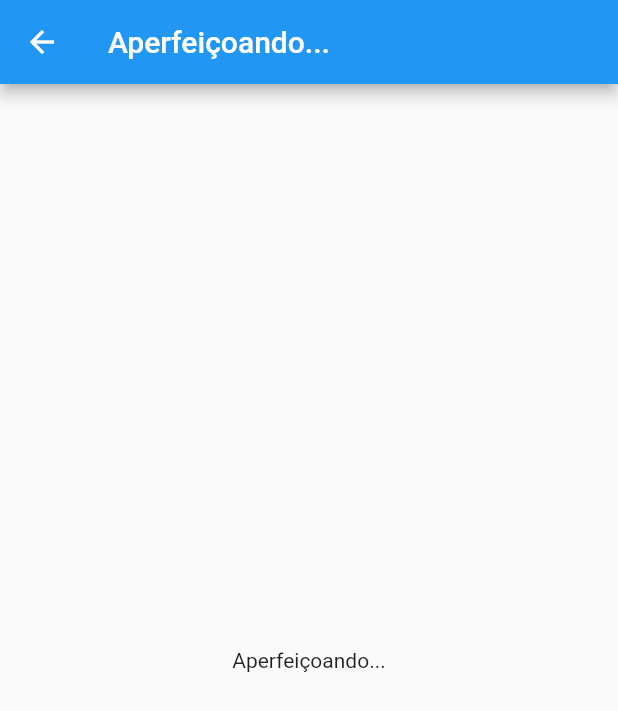
After one commit to SabrinaVailante/sabrina_portifolio_app, a Flutter app: the screen it shows after launch, after a tap on "Aperfeiçoando...", on a phone screen of 412 x 824 dp. The commit adds this screen. Shown: the top 711 px of the screen. Run offline on Flutter 3.47's test engine with Material 2 defaults, Android fonts, the phone set to English and light mode, and no system bars.

Commit message:
Aperfeiçoando

```diff
--- /dev/null
+++ b/lib/screens/aperfeicoando_screen.dart
@@ -0,0 +1,15 @@
+import 'package:flutter/material.dart';
+
+class AperfeicoandoScreen extends StatelessWidget {
+  @override
+  Widget build(BuildContext context) {
+    return Scaffold(
+      appBar: AppBar(
+        title: Text('Aperfeiçoando...'),
+      ),
+      body: Center(
+        child: Text('Aperfeiçoando...'),
+      ),
+    );
+  }
+}
--- a/lib/screens/home_screen.dart
+++ b/lib/screens/home_screen.dart
@@ -1,5 +1,6 @@
 import 'package:flutter/material.dart';
 import 'about_screen.dart';
+import 'aperfeicoando_screen.dart';
 import 'experience_screen.dart';
 import 'education_screen.dart';
 import 'projects_screen.dart';
@@ -48,6 +49,13 @@
               },
               child: Text('Projetos'),
             ),
+            ElevatedButton(
+              onPressed: () {
+                Navigator.push(context,
+                    MaterialPageRoute(builder: (context) => AperfeicoandoScreen()));
+              },
+              child: Text('Aperfeiçoando...'),
+            ),
           ],
         ),
       ),
```
